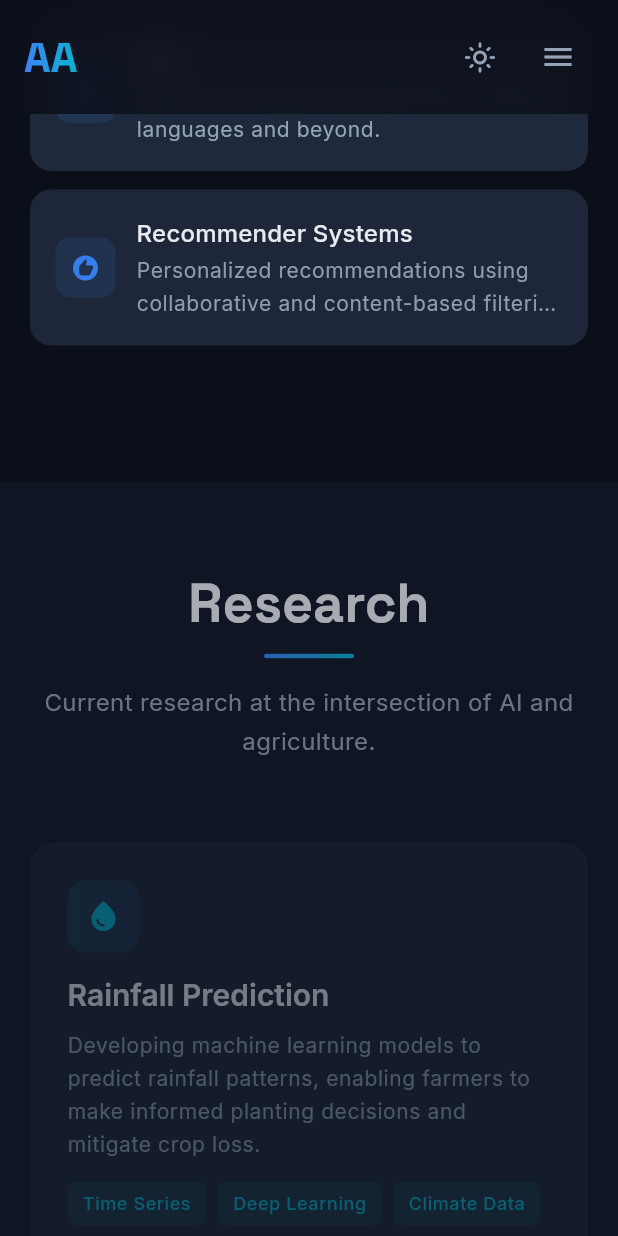
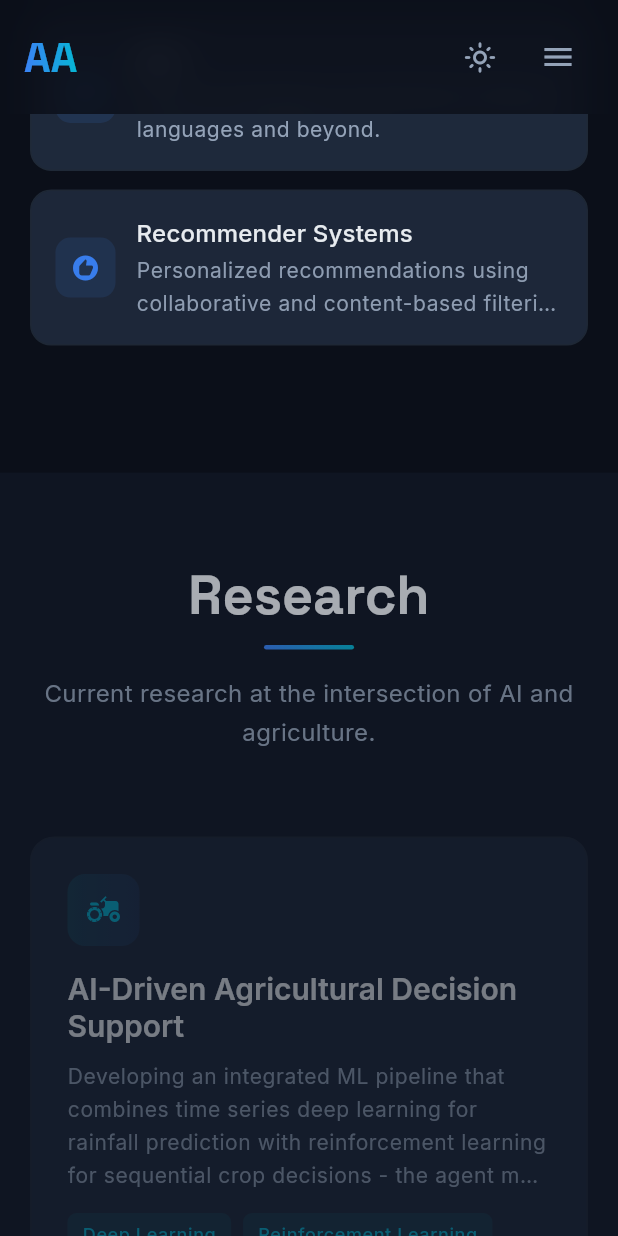
Before and after one commit to Ayikoandrew/portfolio, a Flutter app: the screen it shows after launch, scrolled down 1728 dp, on a phone screen of 412 x 824 dp. Run offline on Flutter 3.47's test engine with Material 3 defaults, Android fonts, the phone set to English and light mode, and no system bars; our stand-ins replace animated_text_kit, fl_chart, flutter_riverpod, google_fonts.

Commit message:
Update app constants with enhanced descriptions and new research items

```diff
--- a/lib/core/constants/app_constants.dart
+++ b/lib/core/constants/app_constants.dart
@@ -9,8 +9,8 @@ abstract final class AppConstants {
   static const name = 'Ayiko Andrew';
   static const tagline = 'AI Researcher & Developer';
   static const heroSubtitle =
-      'MSc Artificial Intelligence student exploring the intersection '
-      'of AI, agriculture, and computer vision to build impactful solutions.';
+      'ML Engineer & MSc AI candidate - I explore language, vision, and '
+      'intelligent systems, then build them into products that create real impact. Also I love food from its preparation to presentation.';
 
   static const navItems = [
     'Home',
@@ -24,7 +24,7 @@ abstract final class AppConstants {
 
   static const aboutText =
       'MSc candidate in Artificial Intelligence with a background in Computer Science. '
-      'I specialize in applying machine learning to high-impact domains — '
+      'I specialize in applying machine learning to high-impact domains - '
       'from climate-aware agricultural modeling to computer vision and NLP.\n\n'
       'Current focus: using reinforcement learning to build adaptive crop calendars '
       'that help farmers respond to shifting rainfall patterns. '
@@ -59,28 +59,36 @@ abstract final class AppConstants {
 
   static const researchItems = [
     ResearchItem(
-      icon: Icons.water_drop,
-      title: 'Rainfall Prediction',
+      icon: Icons.agriculture,
+      title: 'AI-Driven Agricultural Decision Support',
       description:
-          'Developing machine learning models to predict rainfall patterns, '
-          'enabling farmers to make informed planting decisions and mitigate crop loss.',
-      tags: ['Time Series', 'Deep Learning', 'Climate Data'],
+          'Developing an integrated ML pipeline that combines time series deep learning '
+          'for rainfall prediction with reinforcement learning for sequential crop decisions - '
+          'the agent monitors soil moisture and crop stress to recommend what to plant '
+          'as rainfall patterns emerge, helping smallholder farmers act at the right '
+          'moment with the right crop.',
+      tags: [
+        'Deep Learning',
+        'Reinforcement Learning',
+        'Time Series',
+        'AgriTech',
+      ],
     ),
+
     ResearchItem(
-      icon: Icons.calendar_month,
-      title: 'Crop Calendar Optimization',
+      icon: Icons.coronavirus,
+      title: 'Ensemble Methods for Real-Time Disease Outbreak Prediction',
       description:
-          'Optimizing planting and harvesting schedules using data-driven approaches '
-          'that account for weather variability and soil conditions.',
-      tags: ['Optimization', 'Agricultural Planning', 'Data Science'],
-    ),
-    ResearchItem(
-      icon: Icons.smart_toy,
-      title: 'RL for Agricultural Decision-Making',
-      description:
-          'Applying reinforcement learning to sequential agricultural decisions — '
-          'from irrigation scheduling to resource allocation.',
-      tags: ['Reinforcement Learning', 'MDP', 'Policy Optimization'],
+          'Investigating the theoretical and empirical computational complexity of '
+          'Random Forest and LightGBM for disease outbreak prediction in resource-limited '
+          'settings - using malaria in Uganda as the primary case study, benchmarked on '
+          'standard CPU hardware to ensure feasibility without specialized infrastructure.',
+      tags: [
+        'Ensemble Learning',
+        'LightGBM',
+        'Public Health',
+        'Complexity Analysis',
+      ],
     ),
   ];
 
@@ -97,6 +105,7 @@ abstract final class AppConstants {
         'NLP',
         'Reinforcement Learning',
         'Time Series Analysis',
+        'Recommender Systems',
       ],
     ),
     SkillCategory(
```
